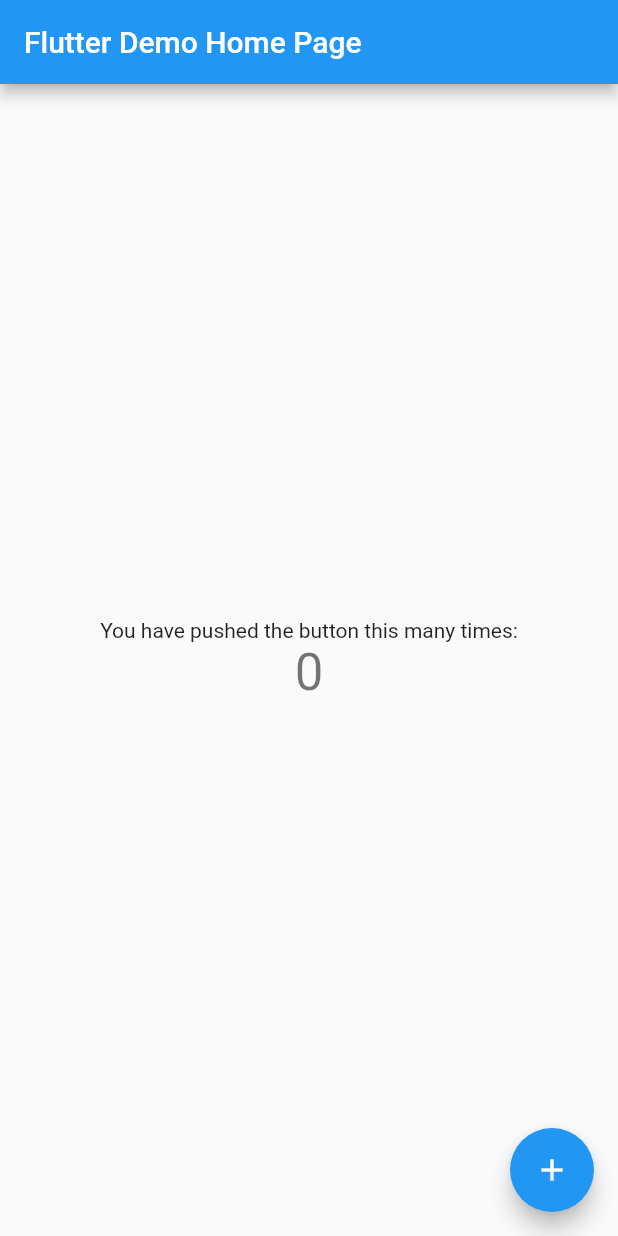
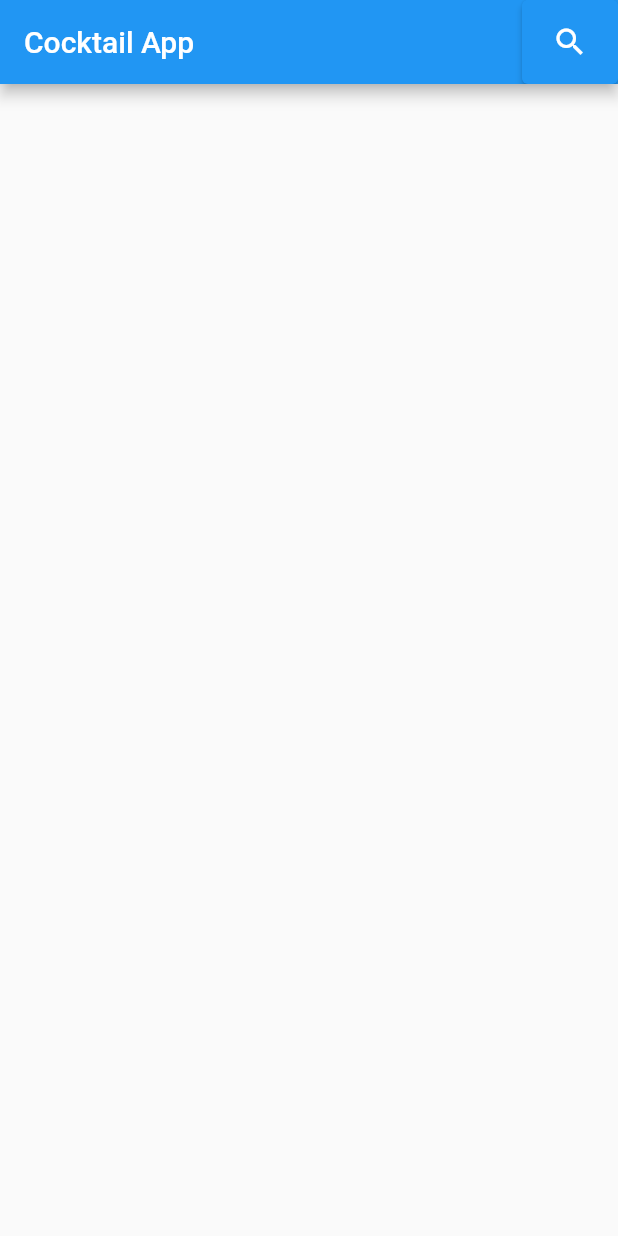
Before and after one commit to prossion/Flutter_Cocktail_App, a Flutter app: the screen it shows after launch, on a phone screen of 412 x 824 dp. Run offline on Flutter 3.47's test engine with Material 2 defaults, Android fonts, the phone set to English and light mode, and no system bars.

Commit message:
adding entity, repository and provider

```diff
--- a/lib/main.dart
+++ b/lib/main.dart
@@ -1,4 +1,5 @@
 import 'package:flutter/material.dart';
+import 'package:flutter_cocktail_app/screens/home_screen.dart';
 
 void main() {
   runApp(const MyApp());
@@ -11,96 +12,10 @@ class MyApp extends StatelessWidget {
   @override
   Widget build(BuildContext context) {
     return MaterialApp(
-      title: 'Flutter Demo',
       theme: ThemeData(
         primarySwatch: Colors.blue,
       ),
-      home: const MyHomePage(title: 'Flutter Demo Home Page'),
+      home: const HomePage(),
     );
   }
 }
-
-class MyHomePage extends StatefulWidget {
-  const MyHomePage({Key? key, required this.title}) : super(key: key);
-
-  // This widget is the home page of your application. It is stateful, meaning
-  // that it has a State object (defined below) that contains fields that affect
-  // how it looks.
-
-  // This class is the configuration for the state. It holds the values (in this
-  // case the title) provided by the parent (in this case the App widget) and
-  // used by the build method of the State. Fields in a Widget subclass are
-  // always marked "final".
-
-  final String title;
-
-  @override
-  State<MyHomePage> createState() => _MyHomePageState();
-}
-
-class _MyHomePageState extends State<MyHomePage> {
-  int _counter = 0;
-
-  void _incrementCounter() {
-    setState(() {
-      // This call to setState tells the Flutter framework that something has
-      // changed in this State, which causes it to rerun the build method below
-      // so that the display can reflect the updated values. If we changed
-      // _counter without calling setState(), then the build method would not be
-      // called again, and so nothing would appear to happen.
-      _counter++;
-    });
-  }
-
-  @override
-  Widget build(BuildContext context) {
-    // This method is rerun every time setState is called, for instance as done
-    // by the _incrementCounter method above.
-    //
-    // The Flutter framework has been optimized to make rerunning build methods
-    // fast, so that you can just rebuild anything that needs updating rather
-    // than having to individually change instances of widgets.
-    return Scaffold(
-      appBar: AppBar(
-        // Here we take the value from the MyHomePage object that was created by
-        // the App.build method, and use it to set our appbar title.
-        title: Text(widget.title),
-      ),
-      body: Center(
-        // Center is a layout widget. It takes a single child and positions it
-        // in the middle of the parent.
-        child: Column(
-          // Column is also a layout widget. It takes a list of children and
-          // arranges them vertically. By default, it sizes itself to fit its
-          // children horizontally, and tries to be as tall as its parent.
-          //
-          // Invoke "debug painting" (press "p" in the console, choose the
-          // "Toggle Debug Paint" action from the Flutter Inspector in Android
-          // Studio, or the "Toggle Debug Paint" command in Visual Studio Code)
-          // to see the wireframe for each widget.
-          //
-          // Column has various properties to control how it sizes itself and
-          // how it positions its children. Here we use mainAxisAlignment to
-          // center the children vertically; the main axis here is the vertical
-          // axis because Columns are vertical (the cross axis would be
-          // horizontal).
-          mainAxisAlignment: MainAxisAlignment.center,
-          children: <Widget>[
-            const Text(
-              'You have pushed the button this many times:',
-            ),
-            Text(
-              '$_counter',
-              style: Theme.of(context).textTheme.headline4,
-            ),
-          ],
-        ),
-      ),
-      floatingActionButton: FloatingActionButton(
-        onPressed: _incrementCounter,
-        tooltip: 'Increment',
-        child: const Icon(Icons.add),
-      ), // This trailing comma makes auto-formatting nicer for build methods.
-    );
-  }
-}
--- /dev/null
+++ b/lib/models/cocktail_entity.dart
@@ -0,0 +1,100 @@
+class Cocktail {
+  final int id;
+  final String nameDrink;
+  final String tagsDrink;
+  final String categoryDrink;
+  final String alcoholicDrink;
+  final String glassDrink;
+  final String instructions;
+  final String photoDrink;
+  final String ingradient1;
+  final String ingradient2;
+  final String ingradient3;
+  final String ingradient4;
+  final String ingradient5;
+  final String ingradient6;
+  final String ingradient7;
+  final String ingradient8;
+  final String ingradient9;
+  final String ingradient10;
+  final String measure1;
+  final String measure2;
+  final String measure3;
+  final String measure4;
+  final String measure5;
+  final String measure6;
+  final String measure7;
+  final String measure8;
+  final String measure9;
+  final String measure10;
+  final String imageSource;
+  final String dateModified;
+
+  Cocktail({
+    required this.id,
+    required this.nameDrink,
+    required this.tagsDrink,
+    required this.categoryDrink,
+    required this.alcoholicDrink,
+    required this.glassDrink,
+    required this.instructions,
+    required this.photoDrink,
+    required this.ingradient1,
+    required this.ingradient2,
+    required this.ingradient3,
+    required this.ingradient4,
+    required this.ingradient5,
+    required this.ingradient6,
+    required this.ingradient7,
+    required this.ingradient8,
+    required this.ingradient9,
+    required this.ingradient10,
+    required this.measure1,
+    required this.measure2,
+    required this.measure3,
+    required this.measure4,
+    required this.measure5,
+    required this.measure6,
+    required this.measure7,
+    required this.measure8,
+    required this.measure9,
+    required this.measure10,
+    required this.imageSource,
+    required this.dateModified,
+  });
+
+  factory Cocktail.fromJson(Map<String, dynamic> json) {
+    return Cocktail(
+      id: json['idDrink'],
+      nameDrink: json['strDrink'],
+      tagsDrink: json['strTags'],
+      categoryDrink: json['strCategory'],
+      alcoholicDrink: json['strAlcoholic'],
+      glassDrink: json['strGlass'],
+      instructions: json['strInstructions'],
+      photoDrink: json['strDrinkThumb'],
+      ingradient1: json['strIngredient1'],
+      ingradient2: json['strIngredient2'],
+      ingradient3: json['strIngredient3'],
+      ingradient4: json['strIngredient4'],
+      ingradient5: json['strIngredient5'],
+      ingradient6: json['strIngredient6'],
+      ingradient7: json['strIngredient7'],
+      ingradient8: json['strIngredient8'],
+      ingradient9: json['strIngredient9'],
+      ingradient10: json['strIngredient10'],
+      measure1: json['strMeasure1'],
+      measure2: json['strMeasure2'],
+      measure3: json['strMeasure3'],
+      measure4: json['strMeasure4'],
+      measure5: json['strMeasure5'],
+      measure6: json['strMeasure6'],
+      measure7: json['strMeasure7'],
+      measure8: json['strMeasure8'],
+      measure9: json['strMeasure9'],
+      measure10: json['strMeasure10'],
+      imageSource: json['strImageSource'],
+      dateModified: json['dateModified'],
+    );
+  }
+}
--- /dev/null
+++ b/lib/screens/home_screen.dart
@@ -0,0 +1,20 @@
+import 'package:flutter/material.dart';
+
+class HomePage extends StatelessWidget {
+  const HomePage({Key? key}) : super(key: key);
+
+  @override
+  Widget build(BuildContext context) {
+    return Scaffold(
+      appBar: AppBar(
+        title: const Text('Cocktail App'),
+        actions: [
+          ElevatedButton(
+            onPressed: () {},
+            child: const Icon(Icons.search),
+          ),
+        ],
+      ),
+    );
+  }
+}
--- a/pubspec.yaml
+++ b/pubspec.yaml
@@ -34,6 +34,9 @@ dependencies:
   # The following adds the Cupertino Icons font to your application.
   # Use with the CupertinoIcons class for iOS style icons.
   cupertino_icons: ^1.0.2
+  http: ^0.13.4
+  flutter_bloc: ^8.0.1
+  freezed: ^1.1.1
 
 dev_dependencies:
   flutter_test:
```
Also changed, not shown: lib/repositories/cocktail_repository.dart (added, +11 -0 lines), lib/services/cocktail_provider.dart (added, +22 -0 lines), pubspec.lock.
